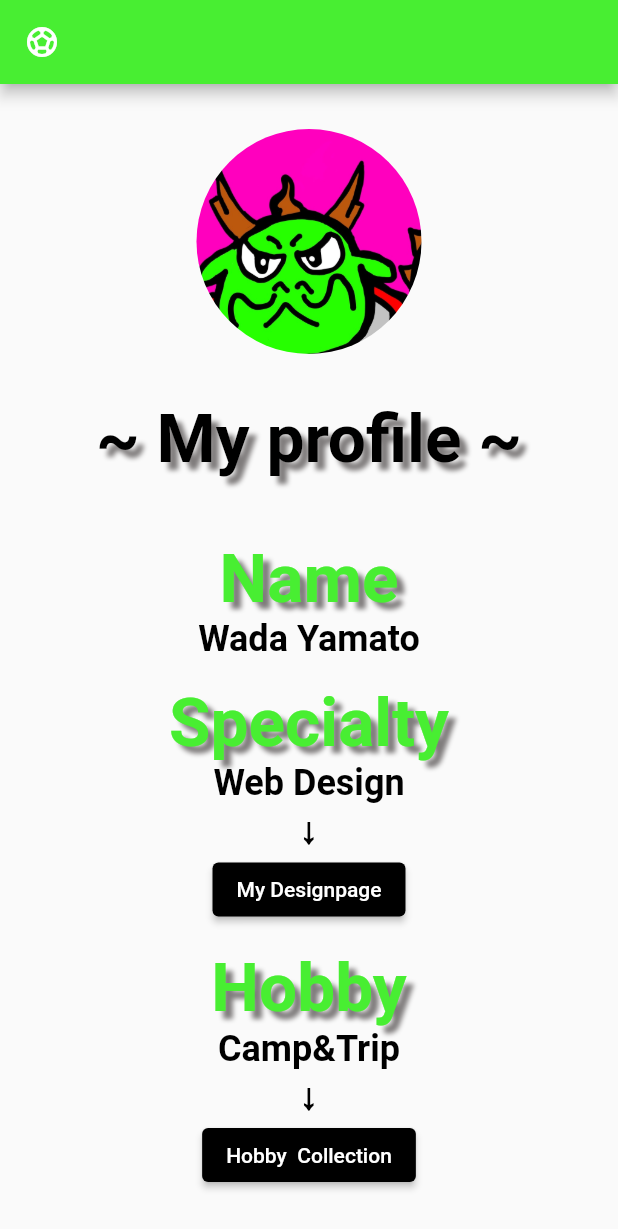
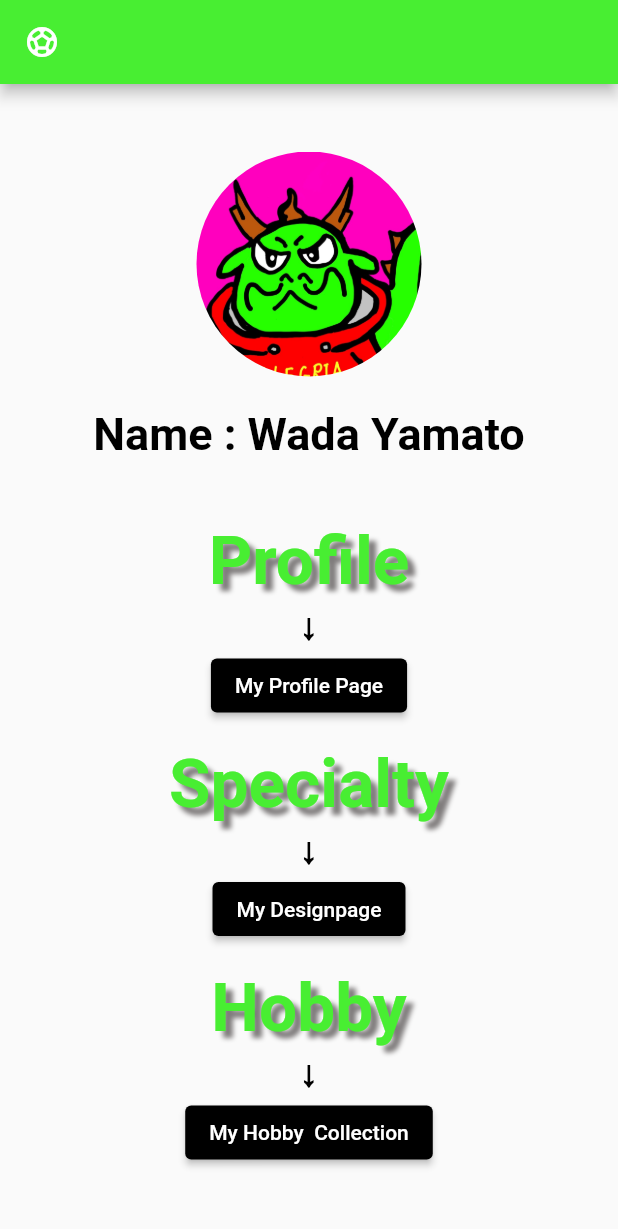
Before and after one commit to wadawada777/tomato_works, a Flutter app: the screen it shows after launch, on a phone screen of 412 x 824 dp. Shown: the top 1229 px of the screen. Run offline on Flutter 3.47's test engine with Material 2 defaults, Android fonts, the phone set to English and light mode, and no system bars.

Commit message:
ページ追加

```diff
--- a/lib/main.dart
+++ b/lib/main.dart
@@ -1,6 +1,7 @@
 import 'package:flutter/material.dart';
 import 'package:renkon_works/hobby_page.dart';
 import 'package:renkon_works/next_page.dart';
+import 'package:renkon_works/profile_page.dart';
 
 void main() {
   runApp(const MyApp());
@@ -44,7 +45,7 @@ class _MyHomePageState extends State<MyHomePage> {
           crossAxisAlignment: CrossAxisAlignment.center,
           children: <Widget>[
             Container(
-              width: 250,
+              width: 200,
               height: 150,
               decoration: const BoxDecoration(
                 shape: BoxShape.circle,
@@ -56,28 +57,24 @@ class _MyHomePageState extends State<MyHomePage> {
               ),
             ),
             SizedBox(
-              height: 30,
+              height: 1,
+            ),
+            SizedBox(
+              height: 20,
             ),
             const Text(
-              '~ My profile ~',
+              'Name : Wada Yamato',
               style: TextStyle(
                 color: Color.fromARGB(255, 0, 0, 0),
-                fontSize: 45,
+                fontSize: 30,
                 fontWeight: FontWeight.bold,
-                shadows: [
-                  Shadow(
-                    color: Color.fromARGB(255, 127, 124, 124),
-                    offset: Offset(5.0, 5.0),
-                    blurRadius: 4.0,
-                  ),
-                ],
               ),
             ),
             SizedBox(
               height: 40,
             ),
             const Text(
-              'Name',
+              'Profile',
               style: TextStyle(
                 color: Color.fromARGB(255, 72, 238, 50),
                 fontSize: 45,
@@ -92,12 +89,23 @@ class _MyHomePageState extends State<MyHomePage> {
               ),
             ),
             const Text(
-              'Wada Yamato',
+              '↓',
               style: TextStyle(
                 color: Color.fromARGB(255, 0, 0, 0),
                 fontSize: 24,
                 fontWeight: FontWeight.bold,
               ),
+            ),
+            ElevatedButton(
+              onPressed: () {
+                Navigator.push(
+                  context,
+                  MaterialPageRoute(builder: (context) => ProfilePage()),
+                );
+              },
+              child: Text('My Profile Page'),
+              style: ElevatedButton.styleFrom(
+                  backgroundColor: Color.fromARGB(255, 0, 0, 0)),
             ),
             SizedBox(
               height: 15,
@@ -115,14 +123,6 @@ class _MyHomePageState extends State<MyHomePage> {
                     blurRadius: 4.0,
                   ),
                 ],
-              ),
-            ),
-            const Text(
-              'Web Design',
-              style: TextStyle(
-                color: Color.fromARGB(255, 0, 0, 0),
-                fontSize: 24,
-                fontWeight: FontWeight.bold,
               ),
             ),
             const Text(
@@ -163,14 +163,6 @@ class _MyHomePageState extends State<MyHomePage> {
               ),
             ),
             const Text(
-              'Camp&Trip',
-              style: TextStyle(
-                color: Color.fromARGB(255, 0, 0, 0),
-                fontSize: 24,
-                fontWeight: FontWeight.bold,
-              ),
-            ),
-            const Text(
               '↓',
               style: TextStyle(
                 color: Color.fromARGB(255, 0, 0, 0),
@@ -185,7 +177,7 @@ class _MyHomePageState extends State<MyHomePage> {
                   MaterialPageRoute(builder: (context) => HobbyPage()),
                 );
               },
-              child: Text('Hobby  Collection'),
+              child: Text('My Hobby  Collection'),
               style: ElevatedButton.styleFrom(
                   backgroundColor: Color.fromARGB(255, 0, 0, 0)),
             ),
--- /dev/null
+++ b/lib/profile_page.dart
@@ -0,0 +1,11 @@
+import 'package:flutter/src/widgets/container.dart';
+import 'package:flutter/src/widgets/framework.dart';
+
+class ProfilePage extends StatelessWidget {
+  const ProfilePage({super.key});
+
+  @override
+  Widget build(BuildContext context) {
+    return Container();
+  }
+}
```
